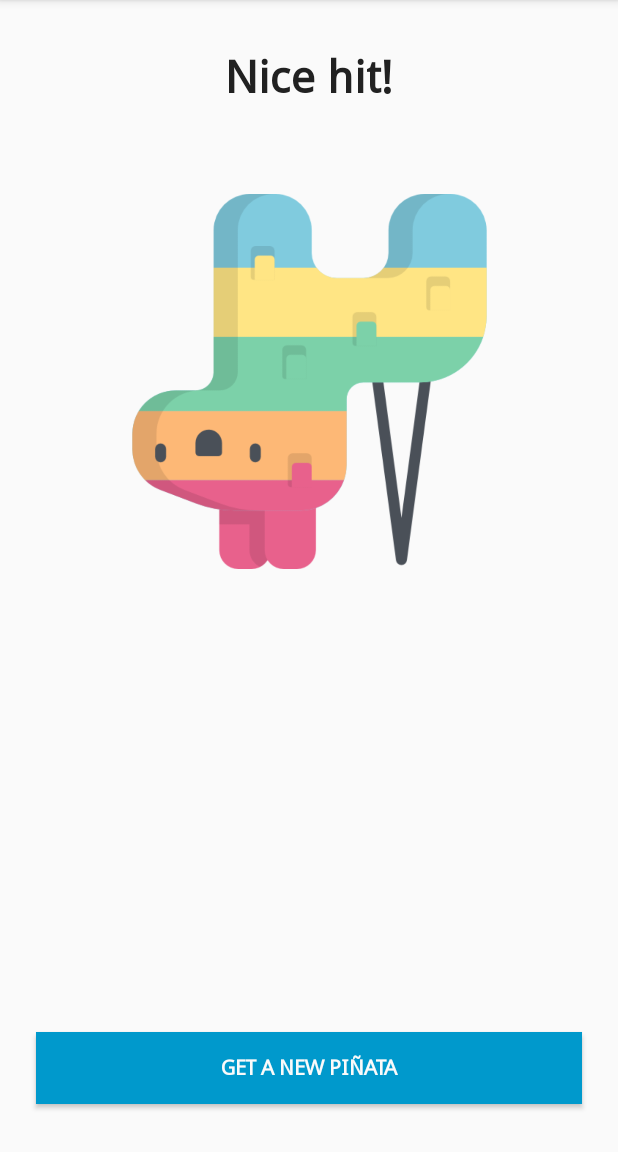
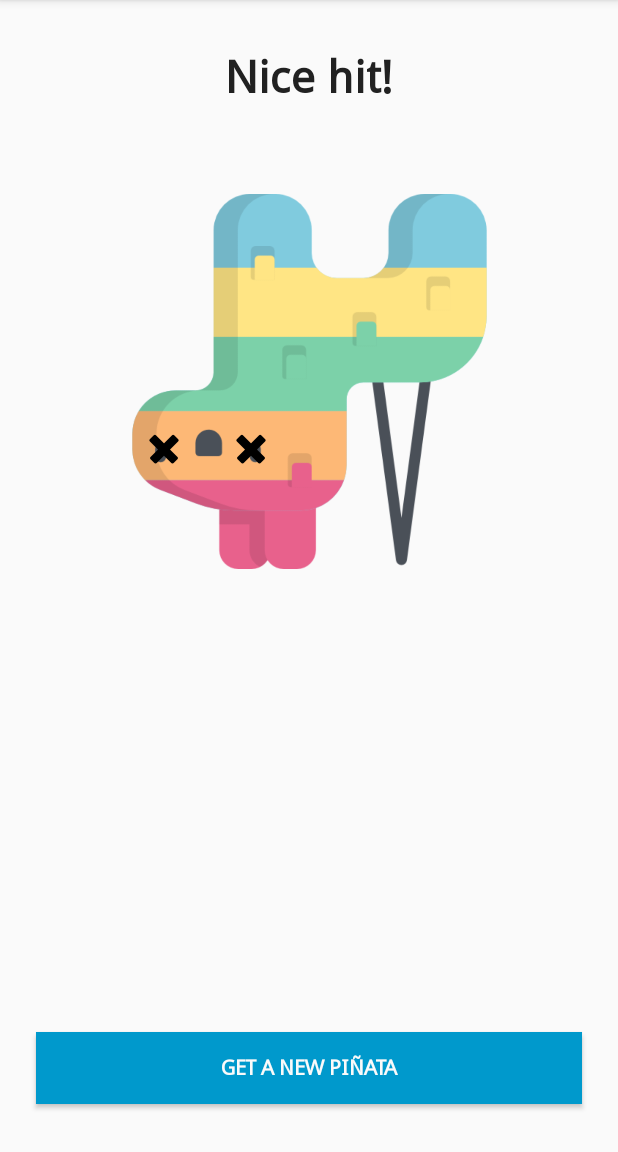
Before and after one commit to jbc7ag/lucky-pinata, an Android app: the MyAdviceFragment screen opened through its navigation route, on a phone screen of 412 x 824 dp, the part 84-1236 px from its top. Run offline under Robolectric (Android 15) with nearby library versions, the phone set to English and light mode, and no system bars; our stand-ins replace Timber, data binding; 2 statements that could not run were skipped.

Commit message:
add x to the pinata =p

```diff
--- a/app/src/main/res/layout/fragment_my_advice.xml
+++ b/app/src/main/res/layout/fragment_my_advice.xml
@@ -53,6 +53,8 @@
                 android:fontFamily="@font/droid_sans"
                 android:paddingLeft="16dp"
                 android:paddingRight="16dp"
+                android:layout_marginBottom="8dp"
+                android:layout_marginTop="8dp"
                 android:singleLine="false"
                 android:textAlignment="center"
                 android:textColor="@color/secondary_text"
@@ -85,6 +87,28 @@
                 app:layout_constraintEnd_toEndOf="parent"
                 app:layout_constraintStart_toStartOf="parent" />
 
+            <ImageView
+                android:id="@+id/imageView"
+                android:layout_width="wrap_content"
+                android:layout_height="wrap_content"
+                android:layout_marginStart="12dp"
+                android:layout_marginBottom="64dp"
+                android:tint="#000000"
+                app:layout_constraintBottom_toBottomOf="@+id/img_pinata"
+                app:layout_constraintStart_toStartOf="@+id/img_pinata"
+                app:srcCompat="@android:drawable/ic_delete" />
+
+            <ImageView
+                android:id="@+id/imageView2"
+                android:layout_width="wrap_content"
+                android:layout_height="wrap_content"
+                android:layout_marginStart="70dp"
+                android:layout_marginBottom="64dp"
+                android:tint="#000000"
+                app:layout_constraintBottom_toBottomOf="@+id/img_pinata"
+                app:layout_constraintStart_toStartOf="@+id/img_pinata"
+                app:srcCompat="@android:drawable/ic_delete" />
+
         </androidx.constraintlayout.widget.ConstraintLayout>
     </ScrollView>
 </layout>
```
Also changed, not shown: 1 other file.
